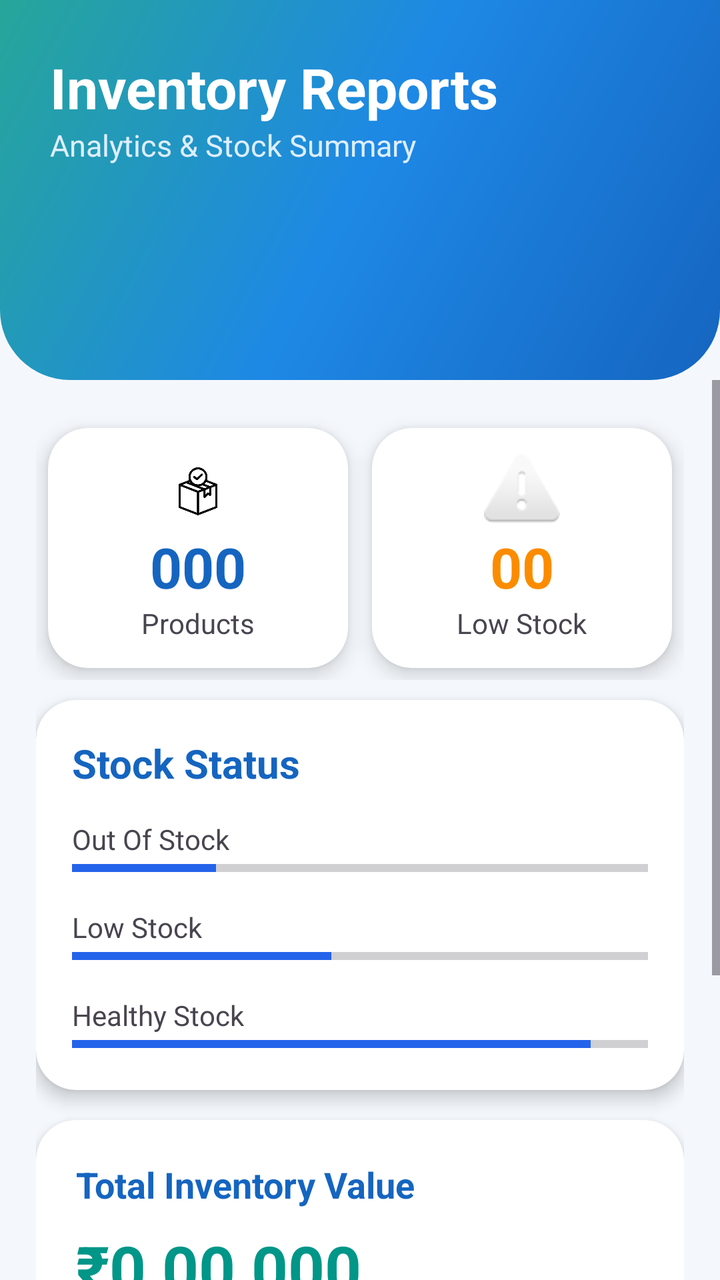
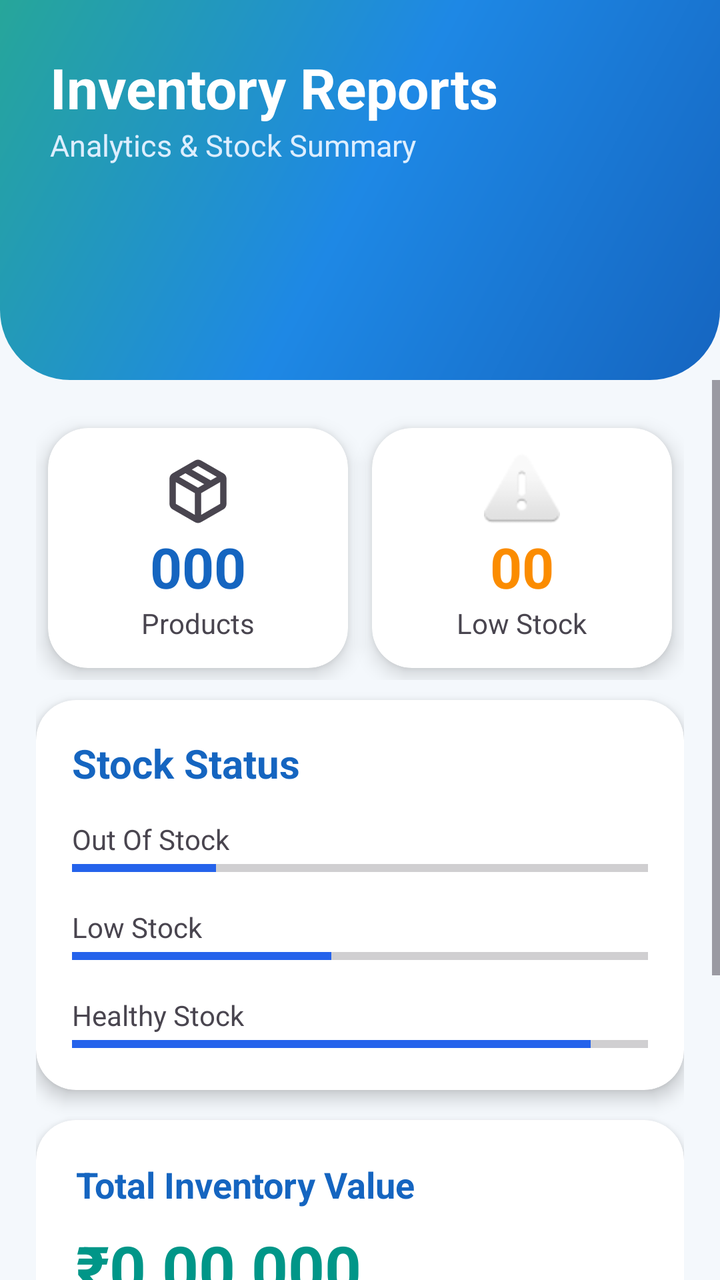

Screens rendered from an Android XML layout before and after an edit, with the pre-edit source and the edit as a unified diff.
<!-- AndroidManifest.xml: application theme Theme.Inventory -->
<!-- res/layout/activity_report.xml -->
<?xml version="1.0" encoding="utf-8"?>
<androidx.constraintlayout.widget.ConstraintLayout xmlns:android="http://schemas.android.com/apk/res/android"
    xmlns:app="http://schemas.android.com/apk/res-auto"
    android:layout_width="match_parent"
    android:layout_height="match_parent"
    xmlns:tools="http://schemas.android.com/tools"
    android:background="#F4F8FC"
    tools:context=".ReportActivity">

    

    <LinearLayout
        android:id="@+id/header"
        android:layout_width="0dp"
        android:layout_height="190dp"
        android:background="@drawable/bg_dashboard_header"
        android:orientation="vertical"
        android:padding="25dp"
        app:layout_constraintTop_toTopOf="parent"
        app:layout_constraintStart_toStartOf="parent"
        app:layout_constraintEnd_toEndOf="parent">

        <TextView
            android:layout_width="wrap_content"
            android:layout_height="wrap_content"
            android:text="@string/inventory_reports"
            android:textColor="#FFFFFF"
            android:textSize="28sp"
            android:textStyle="bold"/>

        <TextView
            android:layout_width="wrap_content"
            android:layout_height="wrap_content"
            android:text="@string/analytics_stock_summary"
            android:textColor="#DDEEFF"
            android:textSize="15sp"/>

    </LinearLayout>

    <ScrollView
        android:layout_width="0dp"
        android:layout_height="0dp"
        android:fillViewport="true"
        app:layout_constraintTop_toBottomOf="@id/header"
        app:layout_constraintBottom_toBottomOf="parent"
        app:layout_constraintStart_toStartOf="parent"
        app:layout_constraintEnd_toEndOf="parent">

        <LinearLayout
            android:layout_width="match_parent"
            android:layout_height="wrap_content"
            android:orientation="vertical"
            android:padding="18dp">

            

            <LinearLayout
                android:layout_width="match_parent"
                android:layout_height="wrap_content"
                android:orientation="horizontal"
                android:weightSum="2">

                <androidx.cardview.widget.CardView
                    android:layout_width="0dp"
                    android:layout_height="120dp"
                    android:layout_weight="1"
                    android:layout_margin="6dp"
                    app:cardCornerRadius="20dp"
                    app:cardElevation="6dp">

                    <LinearLayout
                        android:layout_width="match_parent"
                        android:layout_height="match_parent"
                        android:gravity="center"
                        android:orientation="vertical">

                        <ImageView
                            android:layout_width="38dp"
                            android:layout_height="38dp"
                            android:contentDescription="@string/product"
                            android:src="@drawable/products"/>

                        <TextView
                            android:id="@+id/txtTotalProducts"
                            android:layout_width="wrap_content"
                            android:layout_height="wrap_content"
                            android:text="000"
                            android:textStyle="bold"
                            android:textSize="28sp"
                            android:textColor="#1565C0"/>

                        <TextView
                            android:layout_width="wrap_content"
                            android:layout_height="wrap_content"
                            android:text="@string/products"/>

                    </LinearLayout>

                </androidx.cardview.widget.CardView>

                <androidx.cardview.widget.CardView
                    android:layout_width="0dp"
                    android:layout_height="120dp"
                    android:layout_weight="1"
                    android:layout_margin="6dp"
                    app:cardCornerRadius="20dp"
                    app:cardElevation="6dp">

                    <LinearLayout
                        android:layout_width="match_parent"
                        android:layout_height="match_parent"
                        android:gravity="center"
                        android:orientation="vertical">

                        <ImageView
                            android:layout_width="38dp"
                            android:layout_height="38dp"
                            android:contentDescription="@string/low_stock"
                            android:src="@android:drawable/ic_dialog_alert"/>

                        <TextView
                            android:id="@+id/txtLowStock"
                            android:layout_width="wrap_content"
                            android:layout_height="wrap_content"
                            android:text="00"
                            android:textStyle="bold"
                            android:textSize="28sp"
                            android:textColor="#FB8C00"/>

                        <TextView
                            android:layout_width="wrap_content"
                            android:layout_height="wrap_content"
                            android:text="@string/low_stock"/>

                    </LinearLayout>

                </androidx.cardview.widget.CardView>

            </LinearLayout>

            

            <androidx.cardview.widget.CardView
                android:layout_width="match_parent"
                android:layout_height="wrap_content"
                android:layout_marginTop="10dp"
                app:cardCornerRadius="20dp"
                app:cardElevation="5dp">

                <LinearLayout
                    android:layout_width="match_parent"
                    android:layout_height="wrap_content"
                    android:orientation="vertical"
                    android:padding="18dp">

                    <TextView
                        android:text="@string/stock_status"
                        android:textStyle="bold"
                        android:textSize="20sp"
                        android:textColor="#1565C0"
                        android:layout_width="wrap_content"
                        android:layout_height="wrap_content"/>

                    <TextView
                        android:text="@string/out_of_stock"
                        android:layout_marginTop="15dp"
                        android:layout_width="wrap_content"
                        android:layout_height="wrap_content"/>

                    <ProgressBar
                        android:id="@+id/progressOut"
                        style="?android:attr/progressBarStyleHorizontal"
                        android:layout_width="match_parent"
                        android:layout_height="10dp"
                        android:progress="25"/>

                    <TextView
                        android:text="@string/low_stock"
                        android:layout_marginTop="15dp"
                        android:layout_width="wrap_content"
                        android:layout_height="wrap_content"/>

                    <ProgressBar
                        android:id="@+id/progressLow"
                        style="?android:attr/progressBarStyleHorizontal"
                        android:layout_width="match_parent"
                        android:layout_height="10dp"
                        android:progress="45" />

                    <TextView
                        android:text="@string/healthy_stock"
                        android:layout_marginTop="15dp"
                        android:layout_width="wrap_content"
                        android:layout_height="wrap_content"/>

                    <ProgressBar
                        android:id="@+id/progressGood"
                        style="?android:attr/progressBarStyleHorizontal"
                        android:layout_width="match_parent"
                        android:layout_height="10dp"
                        android:progress="90" />

                </LinearLayout>

            </androidx.cardview.widget.CardView>

            

            <androidx.cardview.widget.CardView
                android:layout_width="match_parent"
                android:layout_height="wrap_content"
                android:layout_marginTop="15dp"
                app:cardCornerRadius="20dp"
                app:cardElevation="5dp">

                <LinearLayout
                    android:layout_width="match_parent"
                    android:layout_height="wrap_content"
                    android:padding="20dp"
                    android:orientation="vertical">

                    <TextView
                        android:text="@string/total_inventory_value"
                        android:textStyle="bold"
                        android:textColor="#1565C0"
                        android:textSize="18sp"
                        android:layout_width="wrap_content"
                        android:layout_height="wrap_content"/>

                    <TextView
                        android:id="@+id/txtValue"
                        android:text="₹0,00,000"
                        android:textStyle="bold"
                        android:textSize="32sp"
                        android:textColor="#009688"
                        android:layout_marginTop="8dp"
                        android:layout_width="wrap_content"
                        android:layout_height="wrap_content"/>

                </LinearLayout>

            </androidx.cardview.widget.CardView>

            

            <Button
                android:id="@+id/btnGenerate"
                android:layout_width="match_parent"
                android:layout_height="55dp"
                android:text="@string/generate_report"
                android:textAllCaps="false"
                android:textSize="18sp"
                android:textColor="#FFFFFF"
                android:layout_marginTop="25dp"
                android:background="@drawable/bg_primary_button"/>

            <Button
                android:id="@+id/btnExport"
                android:layout_width="match_parent"
                android:layout_height="55dp"
                android:text="@string/export_pdf"
                android:textAllCaps="false"
                android:textSize="18sp"
                android:textColor="#DEE3E9"
                android:layout_marginTop="12dp"
                android:background="@drawable/bg_outline_button"/>

            <Space
                android:layout_width="match_parent"
                android:layout_height="30dp"/>

        </LinearLayout>

    </ScrollView>

</androidx.constraintlayout.widget.ConstraintLayout>
<!-- resources referenced by this layout -->
<resources>
  <!-- drawable bg_dashboard_header (drawable) -->
  <?xml version="1.0" encoding="utf-8"?>
  <shape xmlns:android="http://schemas.android.com/apk/res/android">
  
      <gradient
          android:angle="135"
          android:startColor="#1565C0"
          android:centerColor="#1E88E5"
          android:endColor="#26A69A"/>
  
      <corners
          android:bottomLeftRadius="35dp"
          android:bottomRightRadius="35dp"/>
  
  </shape>
  <!-- drawable bg_outline_button (drawable) -->
  <?xml version="1.0" encoding="utf-8"?>
  <selector xmlns:android="http://schemas.android.com/apk/res/android">
  
      <item android:state_pressed="true">
  
          <shape>
  
              <solid android:color="#E3F2FD"/>
  
              <stroke
                  android:width="2dp"
                  android:color="#1565C0"/>
  
              <corners android:radius="16dp"/>
  
          </shape>
  
      </item>
  
      <item>
  
          <shape>
  
              <solid android:color="#FFFFFF"/>
  
              <stroke
                  android:width="2dp"
                  android:color="#1565C0"/>
  
              <corners android:radius="16dp"/>
  
          </shape>
  
      </item>
  
  </selector>
  <!-- drawable bg_primary_button (drawable) -->
  <?xml version="1.0" encoding="utf-8"?>
  <selector xmlns:android="http://schemas.android.com/apk/res/android">
  
      <item android:state_pressed="true">
          <shape>
              <gradient
                  android:angle="0"
                  android:startColor="#0D47A1"
                  android:endColor="#00897B"/>
  
              <corners android:radius="16dp"/>
          </shape>
      </item>
  
      <item>
          <shape>
  
              <gradient
                  android:angle="0"
                  android:startColor="#1976D2"
                  android:endColor="#26A69A"/>
  
              <corners android:radius="16dp"/>
  
          </shape>
      </item>
  
  </selector>
  <!-- drawable products: jpg bitmap (drawable, 12456 bytes) -->
  <string name="analytics_stock_summary">Analytics &amp; Stock Summary</string>
  <string name="export_pdf">Export PDF</string>
  <string name="generate_report">Generate Report</string>
  <string name="healthy_stock">Healthy Stock</string>
  <string name="inventory_reports">Inventory Reports</string>
  <string name="low_stock">Low Stock</string>
  <string name="out_of_stock">Out Of Stock</string>
  <string name="product">product</string>
  <string name="products">Products</string>
  <string name="stock_status">Stock Status</string>
  <string name="total_inventory_value">Total Inventory Value</string>
  <style name="Theme.Inventory" parent="Base.Theme.Inventory" />
  <style name="Base.Theme.Inventory" parent="Theme.Material3.DayNight.NoActionBar">
          <item name="colorPrimary">@color/primary</item>
          <item name="colorPrimaryContainer">@color/primary</item>
          <item name="colorSecondary">@color/primary</item>
          <item name="colorTertiary">@color/primary</item>
      </style>
  <color name="primary">#2563EB</color>
</resources>

<!-- the commit's change to res/layout/activity_report.xml (unified diff, before → after) -->
@@ -78,7 +78,7 @@
                             android:layout_width="38dp"
                             android:layout_height="38dp"
                             android:contentDescription="@string/product"
-                            android:src="@drawable/products"/>
+                            android:src="@drawable/ic_package"/>
 
                         <TextView
                             android:id="@+id/txtTotalProducts"
<!-- resource entries referenced after the edit -->
@@ -81,7 +81,17 @@
       </item>
   
   </selector>
-  <!-- drawable products: jpg bitmap (drawable, 12456 bytes) -->
+  <!-- drawable ic_package (drawable) -->
+  <vector xmlns:android="http://schemas.android.com/apk/res/android"
+      android:width="24dp"
+      android:height="24dp"
+      android:viewportWidth="960"
+      android:viewportHeight="960"
+      android:tint="?attr/colorControlNormal">
+    <path
+        android:fillColor="@android:color/white"
+        android:pathData="M440,777L440,503L200,364L200,638Q200,638 200,638Q200,638 200,638L440,777ZM520,777L760,638Q760,638 760,638Q760,638 760,638L760,364L520,503L520,777ZM440,869L160,708Q141,697 130.5,679Q120,661 120,639L120,321Q120,299 130.5,281Q141,263 160,252L440,91Q459,80 480,80Q501,80 520,91L800,252Q819,263 829.5,281Q840,299 840,321L840,639Q840,661 829.5,679Q819,697 800,708L520,869Q501,880 480,880Q459,880 440,869ZM640,341L717,297L480,160Q480,160 480,160Q480,160 480,160L402,205L640,341ZM480,434L558,389L321,252L243,297L480,434Z"/>
+  </vector>
   <string name="analytics_stock_summary">Analytics &amp; Stock Summary</string>
   <string name="export_pdf">Export PDF</string>
   <string name="generate_report">Generate Report</string>
